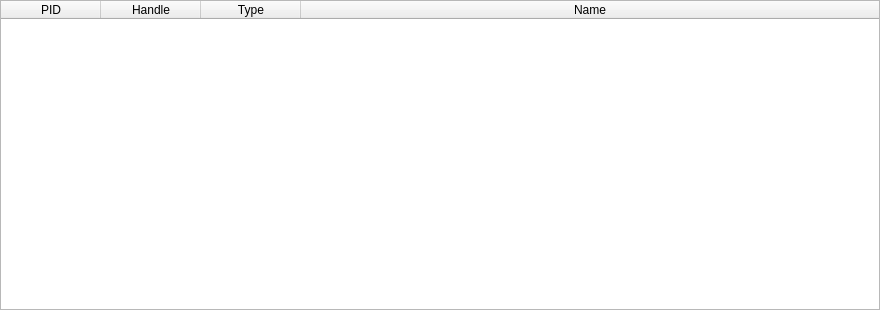
Before: the Qt Designer form qtNanomite/qtDLGHandleView.ui in zer0fl4g/Nanomite, drawn with Qt 5.
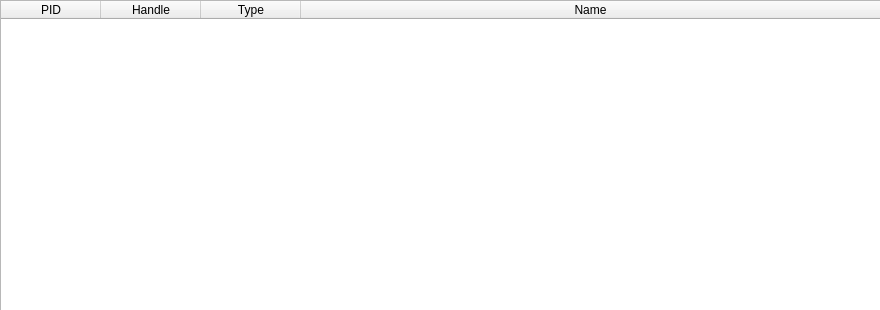
After: the same form once the commit is applied. Icons and pictures are not drawn.

Commit message: + fixed a bug which displayed crap on some x64 Addresses + fixed a crash in the Breakpoint Manager + fixed RegView for Wow64 + added dynamic load of Wow64 APIs (first step to XP64) + added right click menu in HeapView (send to HexView) + added right click menu in MemoryView (send to HexView) + added resizability to the different sub windows + added dynamic row calc to stack view (prepare for dynamic main window) + added own class and thread for disassembler

Patch:
```diff
--- a/qtNanomite/qtDLGHandleView.ui
+++ b/qtNanomite/qtDLGHandleView.ui
@@ -10,6 +10,12 @@
     <height>310</height>
    </rect>
   </property>
+  <property name="sizePolicy">
+   <sizepolicy hsizetype="Expanding" vsizetype="Expanding">
+    <horstretch>0</horstretch>
+    <verstretch>0</verstretch>
+   </sizepolicy>
+  </property>
   <property name="windowTitle">
    <string>[ Nanomite ] - Handle View</string>
   </property>
@@ -17,15 +23,21 @@
    <iconset resource="qtDLGNanomite.qrc">
     <normaloff>:/qtDLGNanomite/Icons/IDI_MAIN.ico</normaloff>:/qtDLGNanomite/Icons/IDI_MAIN.ico</iconset>
   </property>
-  <widget class="QTableWidget" name="tblHandleView">
+  <widget class="QWidget" name="verticalLayoutWidget">
    <property name="geometry">
     <rect>
      <x>0</x>
      <y>0</y>
-     <width>880</width>
-     <height>310</height>
+     <width>881</width>
+     <height>311</height>
     </rect>
    </property>
+   <layout class="QVBoxLayout" name="verticalLayout">
+    <item>
+     <widget class="QTableWidget" name="tblHandleView">
+      <property name="editTriggers">
+       <set>QAbstractItemView::NoEditTriggers</set>
+      </property>
    <attribute name="horizontalHeaderStretchLastSection">
     <bool>true</bool>
    </attribute>
@@ -58,6 +70,9 @@
      <string>Name</string>
     </property>
    </column>
+     </widget>
+    </item>
+   </layout>
   </widget>
  </widget>
  <resources>
```
Lines whose indentation alone changed are shown as unchanged. The commit also changes 40 other files.
